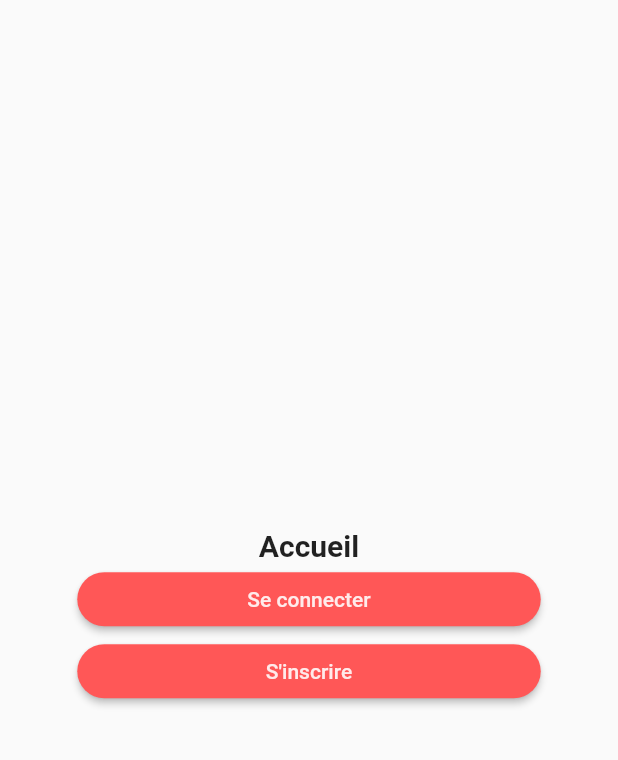
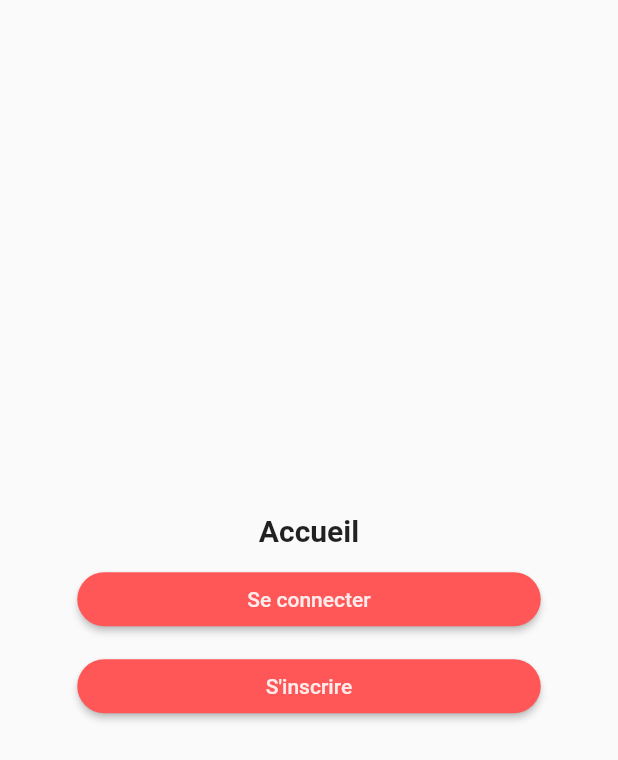
Before and after one commit to Giant-T/Match-BM, a Flutter app: the screen it shows after launch, on a phone screen of 412 x 824 dp. Shown: the top 760 px of the screen. Run offline on Flutter 3.47's test engine with Material 2 defaults, Android fonts, the phone set to English and light mode, and no system bars; our stand-ins replace cloud_firestore, email_validator, firebase_auth, firebase_core, sprintf; accounts and stored records are empty; Roboto replaces fonts that are missing (Verdana).

```diff
--- a/lib/models/page_container.dart
+++ b/lib/models/page_container.dart
@@ -23,7 +23,7 @@ class PageContainer extends StatelessWidget {
               size: 50,
             ),
             Icon(
-              Icons.settings,
+              Icons.menu,
               size: 50,
             )
           ],
--- a/lib/pages/home.dart
+++ b/lib/pages/home.dart
@@ -11,9 +11,13 @@ class Home extends StatelessWidget {
   Widget build(BuildContext context) {
     return Scaffold(
       body: SizedBox.expand(
-          child: Column(
-        mainAxisAlignment: MainAxisAlignment.center,
-        crossAxisAlignment: CrossAxisAlignment.center,
+          child: Wrap(
+        alignment: WrapAlignment.center,
+        crossAxisAlignment: WrapCrossAlignment.center,
+        runAlignment: WrapAlignment.center,
+        direction: Axis.vertical,
+        spacing: 10,
+        runSpacing: 10,
         children: [
           const PageTitle(text: "Accueil"),
           AppButton(
```
Also changed, not shown: lib/components/children_list.dart (added, +19 -0 lines), pubspec.lock.
